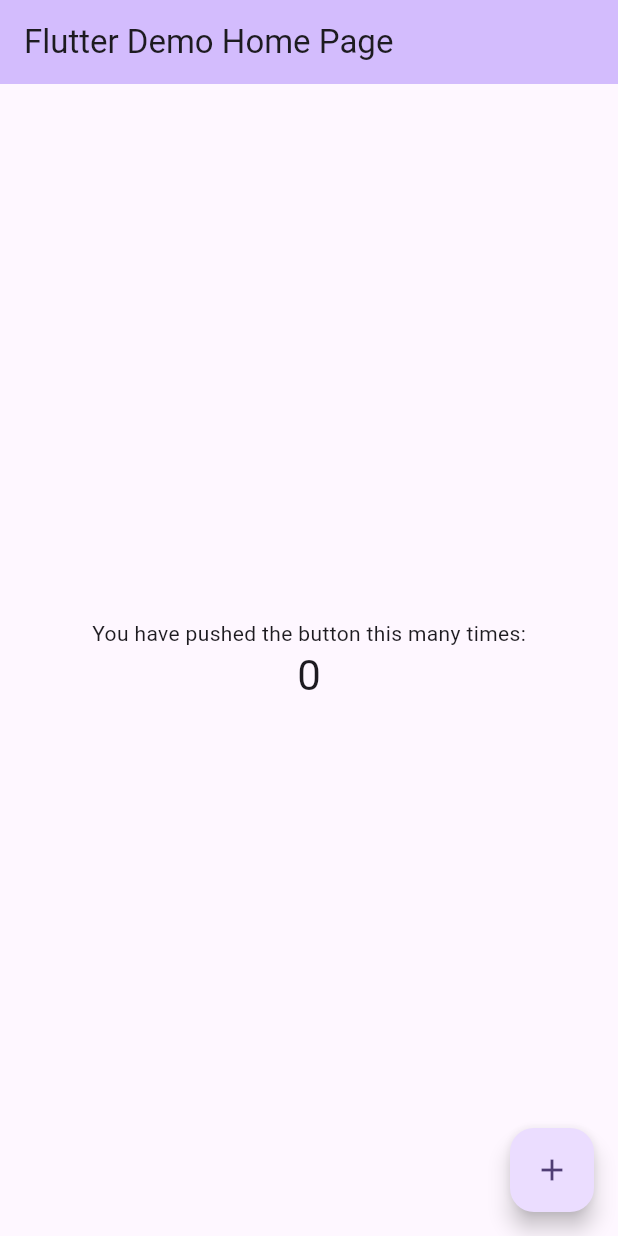
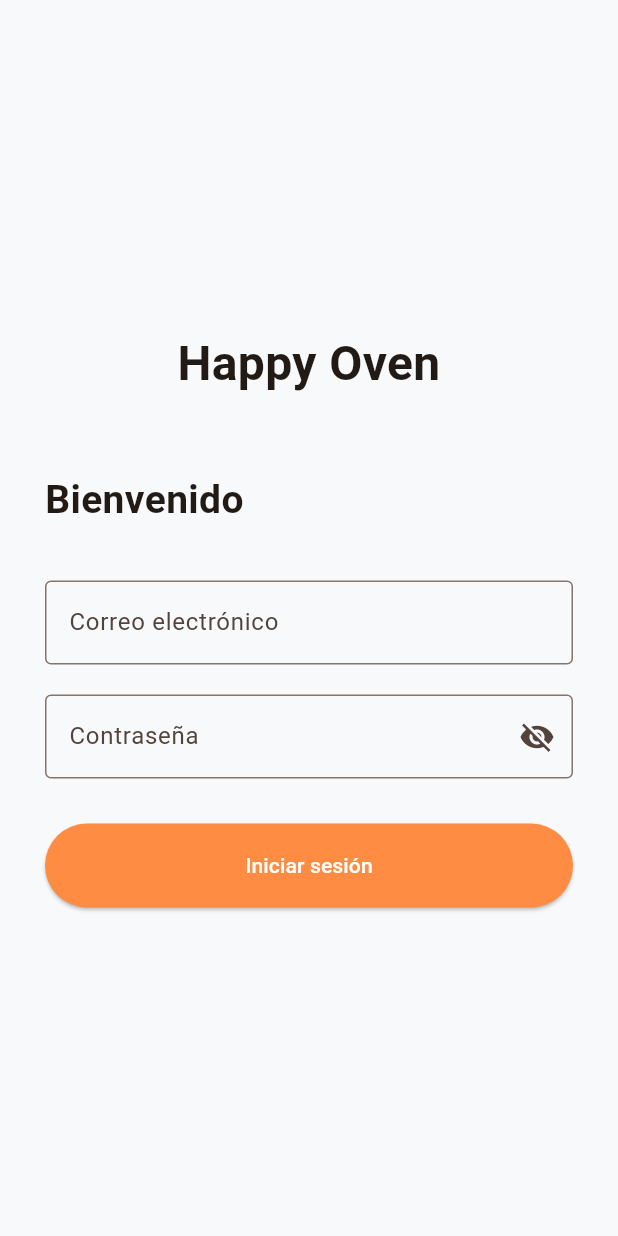
Before and after one commit to jair95819/HappyOven, a Flutter app: the screen it shows after launch, on a phone screen of 412 x 824 dp. Run offline on Flutter 3.47's test engine with Material 3 defaults, Android fonts, the phone set to English and light mode, and no system bars; our stand-ins replace firebase_core, go_router; accounts and stored records are empty.

Commit message:
Login conf

```diff
--- /dev/null
+++ b/lib/features/auth/View/login_view.dart
@@ -0,0 +1,79 @@
+import 'package:flutter/material.dart';
+
+class LoginView extends StatefulWidget {
+  const LoginView({super.key});
+
+  @override
+  State<LoginView> createState() => _LoginViewState();
+}
+
+class _LoginViewState extends State<LoginView> {
+  final TextEditingController _emailController = TextEditingController();
+  final TextEditingController _passwordController = TextEditingController();
+  bool _hidePassword = true;
+
+  @override
+  Widget build(BuildContext context) {
+    const Color primaryOrange = Color(0xFFFF8C42);
+
+    return Scaffold(
+      backgroundColor: const Color(0xFFF8F9FA),
+      body: SafeArea(
+        child: Center(
+          child: SingleChildScrollView(
+            padding: const EdgeInsets.symmetric(horizontal: 30),
+            child: Column(
+              mainAxisAlignment: MainAxisAlignment.center,
+              crossAxisAlignment: CrossAxisAlignment.stretch,
+              children: [
+                const Text(
+                  'Happy Oven',
+                  style: TextStyle(fontSize: 32, fontWeight: FontWeight.bold),
+                  textAlign: TextAlign.center,
+                ),
+                const SizedBox(height: 50),
+                const Text(
+                  'Bienvenido',
+                  style: TextStyle(fontSize: 26, fontWeight: FontWeight.bold),
+                ),
+                const SizedBox(height: 35),
+                TextField(
+                  controller: _emailController,
+                  decoration: const InputDecoration(
+                    labelText: 'Correo electrónico',
+                    border: OutlineInputBorder(),
+                  ),
+                ),
+                const SizedBox(height: 20),
+                TextField(
+                  controller: _passwordController,
+                  obscureText: _hidePassword,
+                  decoration: InputDecoration(
+                    labelText: 'Contraseña',
+                    border: const OutlineInputBorder(),
+                    suffixIcon: IconButton(
+                      icon: Icon(
+                        _hidePassword ? Icons.visibility_off : Icons.visibility,
+                      ),
+                      onPressed: () => setState(() => _hidePassword = !_hidePassword),
+                    ),
+                  ),
+                ),
+                const SizedBox(height: 30),
+                ElevatedButton(
+                  onPressed: () {},
+                  style: ElevatedButton.styleFrom(
+                    backgroundColor: primaryOrange,
+                    foregroundColor: Colors.white,
+                    padding: const EdgeInsets.symmetric(vertical: 18),
+                  ),
+                  child: const Text('Iniciar sesión'),
+                ),
+              ],
+            ),
+          ),
+        ),
+      ),
+    );
+  }
+}
--- a/lib/main.dart
+++ b/lib/main.dart
@@ -1,121 +1,33 @@
 import 'package:flutter/material.dart';
+import 'package:firebase_core/firebase_core.dart';
+import 'package:happy_oven/firebase_options.dart';
+import 'package:happy_oven/shared/router/app_router.dart';
 
-void main() {
+void main() async {
+  WidgetsFlutterBinding.ensureInitialized();
+  await Firebase.initializeApp(
+    options: DefaultFirebaseOptions.currentPlatform,
+  );
   runApp(const MyApp());
 }
 
 class MyApp extends StatelessWidget {
   const MyApp({super.key});
 
-  // This widget is the root of your application.
   @override
   Widget build(BuildContext context) {
-    return MaterialApp(
-      title: 'Flutter Demo',
+    return MaterialApp.router(
+      title: 'Happy Oven Management System',
+      debugShowCheckedModeBanner: false,
+      routerConfig: appRouter,
       theme: ThemeData(
-        // This is the theme of your application.
-        //
-        // TRY THIS: Try running your application with "flutter run". You'll see
-        // the application has a purple toolbar. Then, without quitting the app,
-        // try changing the seedColor in the colorScheme below to Colors.green
-        // and then invoke "hot reload" (save your changes or press the "hot
-        // reload" button in a Flutter-supported IDE, or press "r" if you used
-        // the command line to start the app).
-        //
-        // Notice that the counter didn't reset back to zero; the application
-        // state is not lost during the reload. To reset the state, use hot
-        // restart instead.
-        //
-        // This works for code too, not just values: Most code changes can be
-        // tested with just a hot reload.
-        colorScheme: ColorScheme.fromSeed(seedColor: Colors.deepPurple),
-      ),
-      home: const MyHomePage(title: 'Flutter Demo Home Page'),
-    );
-  }
-}
-
-class MyHomePage extends StatefulWidget {
-  const MyHomePage({super.key, required this.title});
-
-  // This widget is the home page of your application. It is stateful, meaning
-  // that it has a State object (defined below) that contains fields that affect
-  // how it looks.
-
-  // This class is the configuration for the state. It holds the values (in this
-  // case the title) provided by the parent (in this case the App widget) and
-  // used by the build method of the State. Fields in a Widget subclass are
-  // always marked "final".
-
-  final String title;
-
-  @override
-  State<MyHomePage> createState() => _MyHomePageState();
-}
-
-class _MyHomePageState extends State<MyHomePage> {
-  int _counter = 0;
-
-  void _incrementCounter() {
-    setState(() {
-      // This call to setState tells the Flutter framework that something has
-      // changed in this State, which causes it to rerun the build method below
-      // so that the display can reflect the updated values. If we changed
-      // _counter without calling setState(), then the build method would not be
-      // called again, and so nothing would appear to happen.
-      _counter++;
-    });
-  }
-
-  @override
-  Widget build(BuildContext context) {
-    // This method is rerun every time setState is called, for instance as done
-    // by the _incrementCounter method above.
-    //
-    // The Flutter framework has been optimized to make rerunning build methods
-    // fast, so that you can just rebuild anything that needs updating rather
-    // than having to individually change instances of widgets.
-    return Scaffold(
-      appBar: AppBar(
-        // TRY THIS: Try changing the color here to a specific color (to
-        // Colors.amber, perhaps?) and trigger a hot reload to see the AppBar
-        // change color while the other colors stay the same.
-        backgroundColor: Theme.of(context).colorScheme.inversePrimary,
-        // Here we take the value from the MyHomePage object that was created by
-        // the App.build method, and use it to set our appbar title.
-        title: Text(widget.title),
-      ),
-      body: Center(
-        // Center is a layout widget. It takes a single child and positions it
-        // in the middle of the parent.
-        child: Column(
-          // Column is also a layout widget. It takes a list of children and
-          // arranges them vertically. By default, it sizes itself to fit its
-          // children horizontally, and tries to be as tall as its parent.
-          //
-          // Column has various properties to control how it sizes itself and
-          // how it positions its children. Here we use mainAxisAlignment to
-          // center the children vertically; the main axis here is the vertical
-          // axis because Columns are vertical (the cross axis would be
-          // horizontal).
-          //
-          // TRY THIS: Invoke "debug painting" (choose the "Toggle Debug Paint"
-          // action in the IDE, or press "p" in the console), to see the
-          // wireframe for each widget.
-          mainAxisAlignment: MainAxisAlignment.center,
-          children: [
-            const Text('You have pushed the button this many times:'),
-            Text(
-              '$_counter',
-              style: Theme.of(context).textTheme.headlineMedium,
-            ),
-          ],
+        useMaterial3: true,
+        colorScheme: ColorScheme.fromSeed(
+          seedColor: const Color(0xFFFF8C42),
+          primary: const Color(0xFFFF8C42),
+          secondary: const Color(0xFFE67635),
         ),
-      ),
-      floatingActionButton: FloatingActionButton(
-        onPressed: _incrementCounter,
-        tooltip: 'Increment',
-        child: const Icon(Icons.add),
+        visualDensity: VisualDensity.adaptivePlatformDensity,
       ),
     );
   }
--- /dev/null
+++ b/lib/shared/router/app_router.dart
@@ -0,0 +1,15 @@
+import 'package:flutter/material.dart';
+import 'package:go_router/go_router.dart';
+import 'package:happy_oven/features/auth/View/login_view.dart';
+
+final GoRouter appRouter = GoRouter(
+  initialLocation: '/login',
+  routes: [
+    GoRoute(
+      path: '/login',
+      builder: (BuildContext context, GoRouterState state) {
+        return const LoginView();
+      },
+    ),
+  ],
+);
--- a/pubspec.yaml
+++ b/pubspec.yaml
@@ -1,4 +1,4 @@
-name: mi_aplicacion
+name: happy_oven
 description: "A new Flutter project."
 # The following line prevents the package from being accidentally published to
 # pub.dev using `flutter pub publish`. This is preferred for private packages.
@@ -19,7 +19,7 @@ publish_to: 'none' # Remove this line if you wish to publish to pub.dev
 version: 1.0.0+1
 
 environment:
-  sdk: ^3.11.5
+  sdk: '^3.10.0'
 
 # Dependencies specify other packages that your package needs in order to work.
 # To automatically upgrade your package dependencies to the latest versions
@@ -34,6 +34,8 @@ dependencies:
   # The following adds the Cupertino Icons font to your application.
   # Use with the CupertinoIcons class for iOS style icons.
   cupertino_icons: ^1.0.8
+  firebase_core: ^3.13.0
+  go_router: ^14.0.0
 
 dev_dependencies:
   flutter_test:
```
Also changed, not shown: pubspec.lock, 4 other files.
